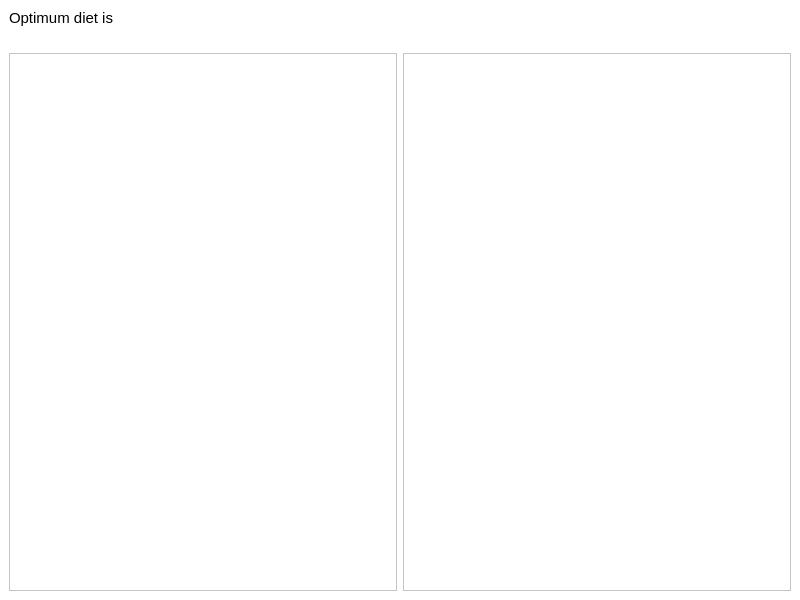
This is ui_optimumdietwindow.ui in josh-minch/spartan as Qt 5 draws it before an edit. The edited form follows.
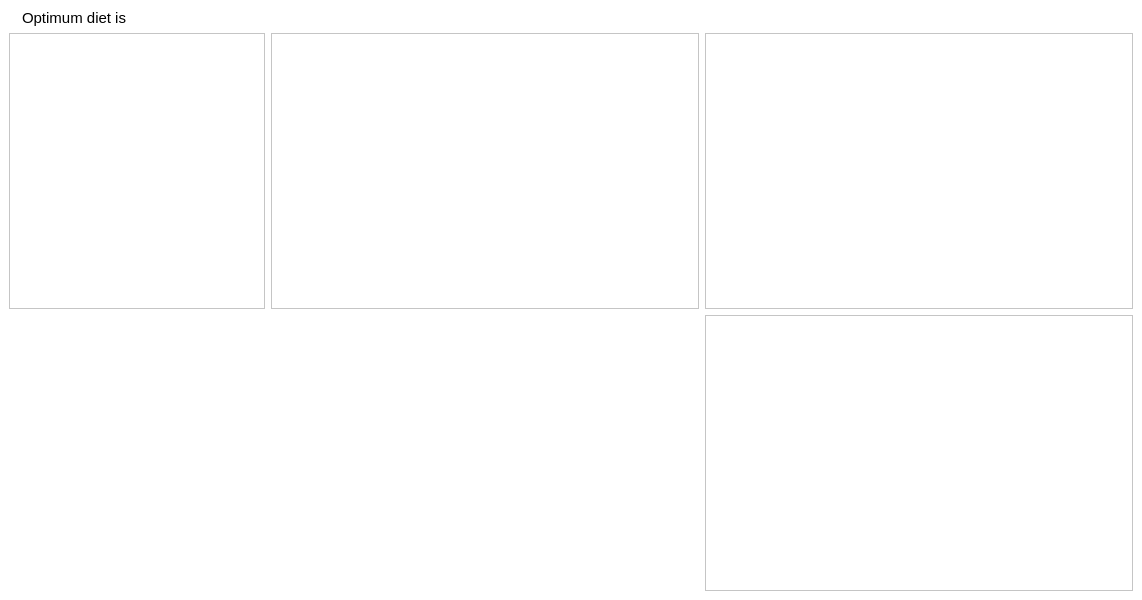
This is the edited form. Icons and pictures are not drawn.

Commit message: Split nutrition view into 3 in optimum diet window

Patch:
```diff
--- a/ui_optimumdietwindow.ui
+++ b/ui_optimumdietwindow.ui
@@ -6,7 +6,7 @@
    <rect>
     <x>0</x>
     <y>0</y>
-    <width>800</width>
+    <width>1142</width>
     <height>600</height>
    </rect>
   </property>
@@ -88,24 +88,8 @@
    </size>
   </property>
   <widget class="QWidget" name="centralwidget">
-   <layout class="QVBoxLayout" name="verticalLayout">
-    <item>
-     <widget class="QLabel" name="diet_label">
-      <property name="font">
-       <font>
-        <family>Segoe UI</family>
-        <pointsize>11</pointsize>
-       </font>
-      </property>
-      <property name="frameShape">
-       <enum>QFrame::NoFrame</enum>
-      </property>
-      <property name="text">
-       <string>Optimum diet is</string>
-      </property>
-     </widget>
-    </item>
-    <item>
+   <layout class="QGridLayout" name="gridLayout">
+    <item row="0" column="0">
      <widget class="QLabel" name="label">
       <property name="sizePolicy">
        <sizepolicy hsizetype="Fixed" vsizetype="Preferred">
@@ -121,9 +105,23 @@
       </property>
      </widget>
     </item>
-    <item>
-     <layout class="QHBoxLayout" name="horizontalLayout">
-      <item>
+    <item row="0" column="1">
+     <widget class="QLabel" name="diet_label">
+      <property name="font">
+       <font>
+        <family>Segoe UI</family>
+        <pointsize>11</pointsize>
+       </font>
+      </property>
+      <property name="frameShape">
+       <enum>QFrame::NoFrame</enum>
+      </property>
+      <property name="text">
+       <string>Optimum diet is</string>
+      </property>
+     </widget>
+    </item>
+    <item row="1" column="0" colspan="2">
        <widget class="QTableView" name="diet_view">
         <property name="showGrid">
          <bool>false</bool>
@@ -133,8 +131,8 @@
         </attribute>
        </widget>
       </item>
-      <item>
-       <widget class="QTableView" name="nutrition_view">
+    <item row="1" column="2">
+     <widget class="QTableView" name="macros_view">
         <property name="showGrid">
          <bool>false</bool>
         </property>
@@ -143,7 +141,25 @@
         </attribute>
        </widget>
       </item>
-     </layout>
+    <item row="1" column="3">
+     <widget class="QTableView" name="vits_view">
+      <property name="showGrid">
+       <bool>false</bool>
+      </property>
+      <attribute name="verticalHeaderVisible">
+       <bool>false</bool>
+      </attribute>
+     </widget>
+    </item>
+    <item row="2" column="3">
+     <widget class="QTableView" name="minerals_view">
+      <property name="showGrid">
+       <bool>false</bool>
+      </property>
+      <attribute name="verticalHeaderVisible">
+       <bool>false</bool>
+      </attribute>
+     </widget>
     </item>
    </layout>
   </widget>
```
Lines whose indentation alone changed are shown as unchanged. The commit also changes 9 other files.
